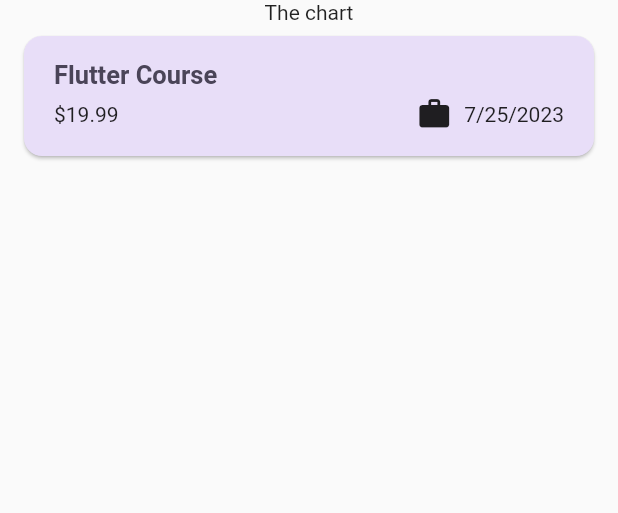
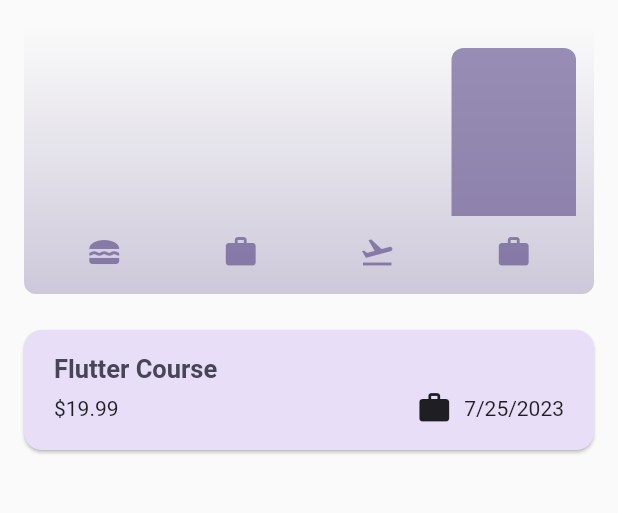
Before and after one commit to wtwente20/Flutter-Expense-Tracker, a Flutter app: the screen it shows after launch, on a phone screen of 412 x 824 dp, the part 84-597 px from its top. Run offline on Flutter 3.47's test engine with Material 2 defaults, Android fonts, the phone set to English and light mode, and no system bars.

Commit message:
added chart that shows division of total expenses

```diff
--- a/lib/models/expense.dart
+++ b/lib/models/expense.dart
@@ -6,12 +6,7 @@ final formatter = DateFormat.yMd();
 
 final uuid = Uuid();
 
-enum Category {
-  food,
-  travel,
-  leisure,
-  work
-}
+enum Category { food, travel, leisure, work }
 
 const categoryIcons = {
   Category.food: Icons.lunch_dining,
@@ -21,12 +16,12 @@ const categoryIcons = {
 };
 
 class Expense {
-  Expense({
-    required this.title,
-    required this.amount,
-    required this.date,
-    required this.category
-    }) : id = uuid.v4();
+  Expense(
+      {required this.title,
+      required this.amount,
+      required this.date,
+      required this.category})
+      : id = uuid.v4();
 
   final String id;
   final String title;
@@ -34,7 +29,32 @@ class Expense {
   final DateTime date;
   final Category category;
 
-  String get formattedDate{
+  String get formattedDate {
     return formatter.format(date);
   }
 }
+
+class ExpenseBucket {
+  const ExpenseBucket({
+    required this.category,
+    required this.expenses,
+  });
+
+  ExpenseBucket.forCategory(List<Expense> allExpenses, this.category)
+      : expenses = allExpenses
+            .where((expense) => expense.category == category)
+            .toList();
+
+  final Category category;
+  final List<Expense> expenses;
+
+  double get totalExpenses {
+    double sum = 0;
+
+    for (final expense in expenses) {
+      sum += expense.amount;
+    }
+
+    return sum;
+  }
+}
--- /dev/null
+++ b/lib/widgets/chart/chart.dart
@@ -0,0 +1,94 @@
+import 'package:expense_tracker/models/expense.dart';
+import 'package:expense_tracker/widgets/chart/chart_bar.dart';
+import 'package:flutter/material.dart';
+
+class Chart extends StatelessWidget {
+  const Chart({super.key, required this.expenses});
+
+  final List<Expense> expenses;
+
+  List<ExpenseBucket> get buckets {
+    return [
+      ExpenseBucket.forCategory(expenses, Category.food),
+      ExpenseBucket.forCategory(expenses, Category.leisure),
+      ExpenseBucket.forCategory(expenses, Category.travel),
+      ExpenseBucket.forCategory(expenses, Category.work),
+    ];
+  }
+
+  double get maxTotalExpense {
+    double maxTotalExpense = 0;
+
+    for (final bucket in buckets) {
+      if (bucket.totalExpenses > maxTotalExpense) {
+        maxTotalExpense = bucket.totalExpenses;
+      }
+    }
+
+    return maxTotalExpense;
+  }
+
+  @override
+  Widget build(BuildContext context) {
+    final isDarkMode =
+        MediaQuery.of(context).platformBrightness == Brightness.dark;
+    return Container(
+      margin: const EdgeInsets.all(16),
+      padding: const EdgeInsets.symmetric(
+        vertical: 16,
+        horizontal: 8,
+      ),
+      width: double.infinity,
+      height: 180,
+      decoration: BoxDecoration(
+        borderRadius: BorderRadius.circular(8),
+        gradient: LinearGradient(
+          colors: [
+            Theme.of(context).colorScheme.primary.withOpacity(0.3),
+            Theme.of(context).colorScheme.primary.withOpacity(0.0)
+          ],
+          begin: Alignment.bottomCenter,
+          end: Alignment.topCenter,
+        ),
+      ),
+      child: Column(
+        children: [
+          Expanded(
+            child: Row(
+              crossAxisAlignment: CrossAxisAlignment.end,
+              children: [
+                for (final bucket in buckets) // alternative to map()
+                  ChartBar(
+                    fill: bucket.totalExpenses == 0
+                        ? 0
+                        : bucket.totalExpenses / maxTotalExpense,
+                  )
+              ],
+            ),
+          ),
+          const SizedBox(height: 12),
+          Row(
+            children: buckets
+                .map(
+                  (bucket) => Expanded(
+                    child: Padding(
+                      padding: const EdgeInsets.symmetric(horizontal: 4),
+                      child: Icon(
+                        categoryIcons[bucket.category],
+                        color: isDarkMode
+                            ? Theme.of(context).colorScheme.secondary
+                            : Theme.of(context)
+                                .colorScheme
+                                .primary
+                                .withOpacity(0.7),
+                      ),
+                    ),
+                  ),
+                )
+                .toList(),
+          )
+        ],
+      ),
+    );
+  }
+}
--- /dev/null
+++ b/lib/widgets/chart/chart_bar.dart
@@ -0,0 +1,34 @@
+import 'package:flutter/material.dart';
+
+class ChartBar extends StatelessWidget {
+  const ChartBar({
+    super.key,
+    required this.fill,
+  });
+
+  final double fill;
+
+  @override
+  Widget build(BuildContext context) {
+    final isDarkMode =
+        MediaQuery.of(context).platformBrightness == Brightness.dark;
+    return Expanded(
+      child: Padding(
+        padding: const EdgeInsets.symmetric(horizontal: 4),
+        child: FractionallySizedBox(
+          heightFactor: fill,
+          child: DecoratedBox(
+            decoration: BoxDecoration(
+              shape: BoxShape.rectangle,
+              borderRadius:
+                  const BorderRadius.vertical(top: Radius.circular(8)),
+              color: isDarkMode
+                  ? Theme.of(context).colorScheme.secondary
+                  : Theme.of(context).colorScheme.primary.withOpacity(0.65),
+            ),
+          ),
+        ),
+      ),
+    );
+  }
+}
--- a/lib/widgets/expenses.dart
+++ b/lib/widgets/expenses.dart
@@ -1,4 +1,5 @@
 import 'package:expense_tracker/models/expense.dart';
+import 'package:expense_tracker/widgets/chart/chart.dart';
 import 'package:expense_tracker/widgets/expenses_list/expenses_list.dart';
 import 'package:expense_tracker/widgets/new_expense.dart';
 import 'package:flutter/material.dart';
@@ -93,7 +94,7 @@ class _ExpensesState extends State<Expenses> {
       ),
       body: Column(
         children: [
-          Text('The chart'),
+          Chart(expenses: _registeredExpenses),
           Expanded(
             child: mainContent,
           ),
```
